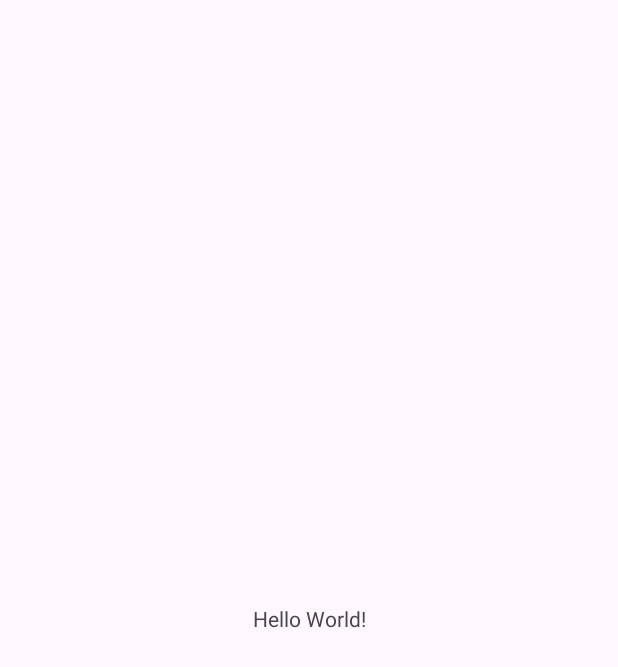
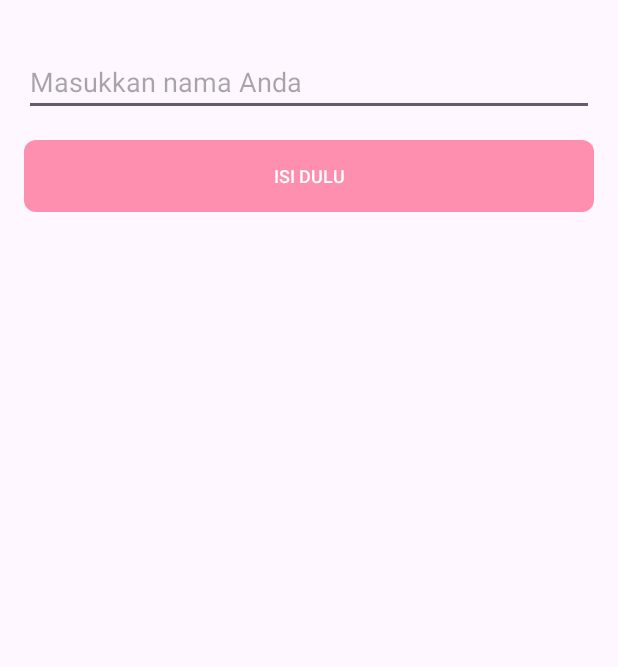
Before and after one commit to muhammadramadhan2045/intermediete-android, an Android app: the screen it shows after launch (MainActivity), on a phone screen of 412 x 824 dp. Before the commit the part shown is almost empty. Shown: the top 667 px of the screen. Run offline under Robolectric (Android 15) with nearby library versions, the light colour scheme and no system bars.

Commit message:
menggunakan custom view untuk edittet dan button

```diff
--- a/app/src/main/java/com/example/mycustomview/MainActivity.kt
+++ b/app/src/main/java/com/example/mycustomview/MainActivity.kt
@@ -2,10 +2,43 @@ package com.example.mycustomview
 
 import androidx.appcompat.app.AppCompatActivity
 import android.os.Bundle
+import android.text.Editable
+import android.text.TextWatcher
+import android.widget.Toast
 
 class MainActivity : AppCompatActivity() {
+    private lateinit var myButton: MyButton
+    private lateinit var myEditText: MyEditText
     override fun onCreate(savedInstanceState: Bundle?) {
         super.onCreate(savedInstanceState)
         setContentView(R.layout.activity_main)
+
+        myButton = findViewById(R.id.my_button)
+        myEditText = findViewById(R.id.my_edit_text)
+
+        setMYButtonEnable()
+
+        myEditText.addTextChangedListener(object : TextWatcher {
+            override fun beforeTextChanged(s: CharSequence, start: Int, count: Int, after: Int) {
+
+            }
+
+            override fun onTextChanged(s: CharSequence, start: Int, before: Int, count: Int) {
+                setMYButtonEnable()
+            }
+
+            override fun afterTextChanged(s: Editable) {
+
+            }
+        })
+
+        myButton.setOnClickListener {
+            Toast.makeText(this@MainActivity, myEditText.text, Toast.LENGTH_SHORT).show()
+        }
+    }
+
+    private fun setMYButtonEnable() {
+        val result = myEditText.text
+        myButton.isEnabled = result != null && result.toString().isNotEmpty()
     }
 }
--- /dev/null
+++ b/app/src/main/java/com/example/mycustomview/MyButton.kt
@@ -0,0 +1,48 @@
+package com.example.mycustomview
+
+import android.content.Context
+import android.graphics.Canvas
+import android.graphics.drawable.Drawable
+import android.util.AttributeSet
+import android.view.Gravity
+import androidx.appcompat.widget.AppCompatButton
+import androidx.core.content.ContextCompat
+
+class MyButton : AppCompatButton {
+
+    private lateinit var enabledBackground: Drawable
+    private lateinit var disabledBackground: Drawable
+    private var txtColor: Int = 0
+
+    constructor(context: Context) : super(context) {
+        init()
+    }
+
+    constructor(context: Context, attrs: AttributeSet) : super(context, attrs) {
+        init()
+    }
+
+    constructor(context: Context, attrs: AttributeSet, defStyleAttr: Int) : super(
+        context,
+        attrs,
+        defStyleAttr
+    ) {
+        init()
+    }
+
+    override fun onDraw(canvas: Canvas) {
+        super.onDraw(canvas)
+        background = if (isEnabled) enabledBackground else disabledBackground
+
+        setTextColor(txtColor)
+        textSize = 12f
+        gravity = Gravity.CENTER
+        text = if (isEnabled) "Submit" else "Isi Dulu"
+    }
+
+    private fun init() {
+        txtColor = ContextCompat.getColor(context, R.color.white)
+        enabledBackground = ContextCompat.getDrawable(context, R.drawable.bg_button)as Drawable
+        disabledBackground = ContextCompat.getDrawable(context, R.drawable.bg_button_disable)as Drawable
+    }
+}
--- /dev/null
+++ b/app/src/main/res/drawable/bg_button.xml
@@ -0,0 +1,17 @@
+<?xml version="1.0" encoding="utf-8"?>
+<selector xmlns:android="http://schemas.android.com/apk/res/android">
+    <item android:state_pressed="true">
+        <shape>
+            <solid android:color="@color/pink_500" />
+            <corners android:radius="6dp" />
+            <padding android:left="4dp" android:right="4dp" />
+        </shape>
+    </item>
+    <item>
+        <shape>
+            <solid android:color="@color/pink_500" />
+            <corners android:radius="8dp" />
+            <padding android:left="4dp" android:right="4dp" />
+        </shape>
+    </item>
+</selector>
--- /dev/null
+++ b/app/src/main/res/drawable/bg_button_disable.xml
@@ -0,0 +1,17 @@
+<?xml version="1.0" encoding="utf-8"?>
+<selector xmlns:android="http://schemas.android.com/apk/res/android">
+    <item android:state_pressed="true">
+        <shape>
+            <solid android:color="@color/pink_200" />
+            <corners android:radius="6dp" />
+            <padding android:left="4dp" android:right="4dp" />
+        </shape>
+    </item>
+    <item>
+        <shape>
+            <solid android:color="@color/pink_200" />
+            <corners android:radius="8dp" />
+            <padding android:left="4dp" android:right="4dp" />
+        </shape>
+    </item>
+</selector>
--- /dev/null
+++ b/app/src/main/res/drawable/ic_close_black.xml
@@ -0,0 +1,5 @@
+<vector android:height="24dp" android:tint="#000000"
+    android:viewportHeight="24" android:viewportWidth="24"
+    android:width="24dp" xmlns:android="http://schemas.android.com/apk/res/android">
+    <path android:fillColor="@android:color/white" android:pathData="M12,2C6.47,2 2,6.47 2,12s4.47,10 10,10 10,-4.47 10,-10S17.53,2 12,2zM17,15.59L15.59,17 12,13.41 8.41,17 7,15.59 10.59,12 7,8.41 8.41,7 12,10.59 15.59,7 17,8.41 13.41,12 17,15.59z"/>
+</vector>
--- a/app/src/main/res/layout/activity_main.xml
+++ b/app/src/main/res/layout/activity_main.xml
@@ -6,13 +6,30 @@
     android:layout_height="match_parent"
     tools:context=".MainActivity">
 
-    <TextView
-        android:layout_width="wrap_content"
+    <com.example.mycustomview.MyEditText
+        android:layout_width="0dp"
         android:layout_height="wrap_content"
-        android:text="Hello World!"
-        app:layout_constraintBottom_toBottomOf="parent"
+        android:id="@+id/my_edit_text"
+        android:layout_gravity="start"
+        android:layout_marginStart="16dp"
+        android:layout_marginTop="32dp"
+        android:layout_marginEnd="16dp"
         app:layout_constraintEnd_toEndOf="parent"
         app:layout_constraintStart_toStartOf="parent"
         app:layout_constraintTop_toTopOf="parent" />
 
+    <com.example.mycustomview.MyButton
+        android:id="@+id/my_button"
+        android:layout_width="0dp"
+        android:layout_height="wrap_content"
+        android:layout_marginStart="16dp"
+        android:layout_marginTop="16dp"
+        android:layout_marginEnd="16dp"
+        app:layout_constraintEnd_toEndOf="parent"
+        app:layout_constraintHorizontal_bias="0.0"
+        app:layout_constraintStart_toStartOf="parent"
+        app:layout_constraintTop_toBottomOf="@+id/my_edit_text"
+        android:enabled="false"
+        />
+
 </androidx.constraintlayout.widget.ConstraintLayout>
--- a/app/src/main/res/values/colors.xml
+++ b/app/src/main/res/values/colors.xml
@@ -1,5 +1,12 @@
 <?xml version="1.0" encoding="utf-8"?>
 <resources>
+    <color name="purple_200">#FFBB86FC</color>
+    <color name="purple_500">#FF6200EE</color>
+    <color name="purple_700">#FF3700B3</color>
+    <color name="teal_200">#FF03DAC5</color>
+    <color name="teal_700">#FF018786</color>
     <color name="black">#FF000000</color>
     <color name="white">#FFFFFFFF</color>
+    <color name="pink_500">#D81B60</color>
+    <color name="pink_200">#FF8FAF</color>
 </resources>
```
Also changed, not shown: app/src/main/java/com/example/mycustomview/MyEditText.kt (added, +137 -0 lines).
